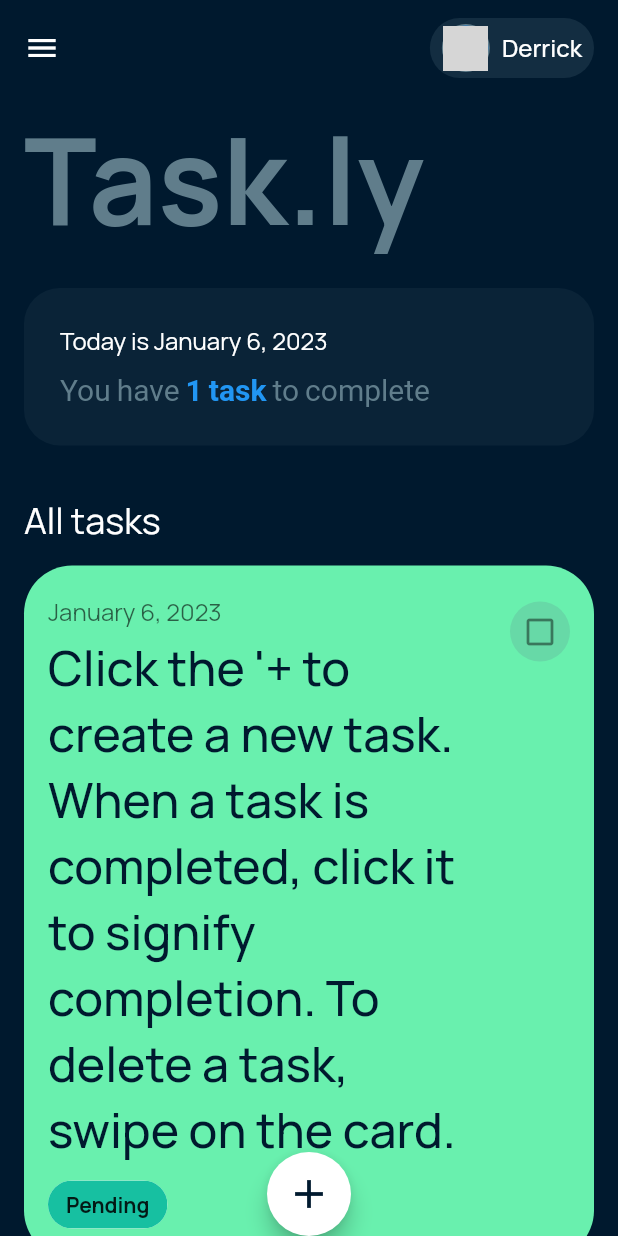
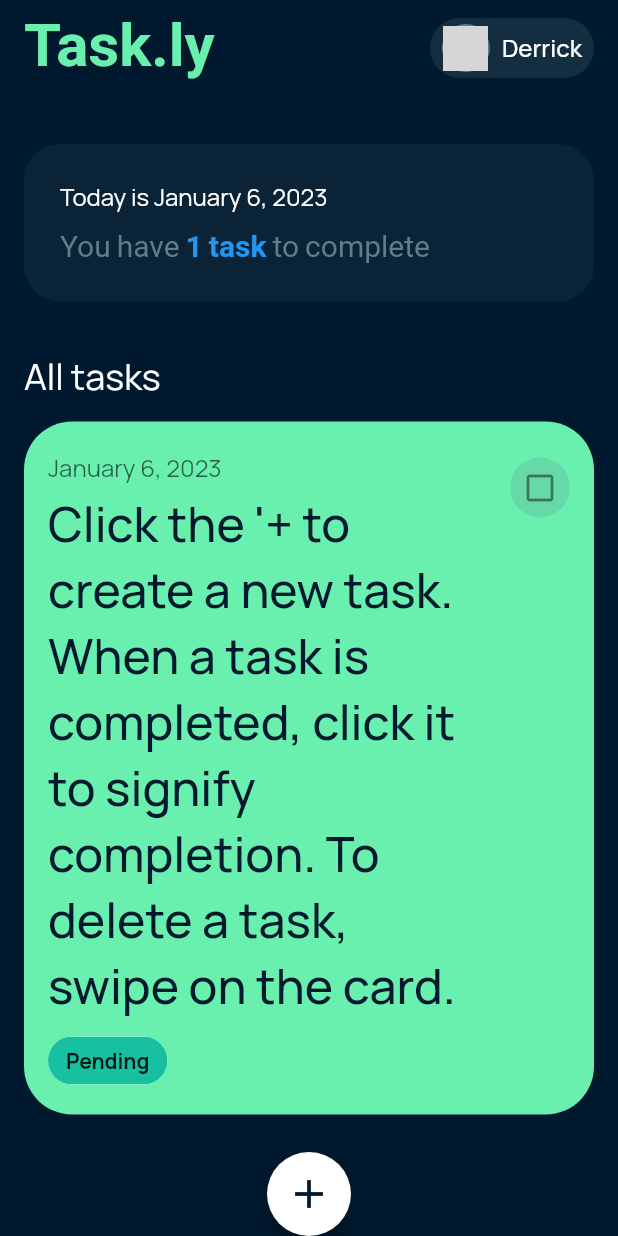
Before and after one commit to uxderrick/new_todo, a Flutter app: the screen it shows after launch, on a phone screen of 412 x 824 dp. Run offline on Flutter 3.47's test engine with Material 2 defaults, Android fonts, the phone set to English and light mode, and no system bars; our stand-ins replace flutter_riverpod, google_fonts; network calls fail; grey boxes are pictures that could not be loaded.

Commit message:
Changed the appbar title and God saved me o herh

```diff
--- a/lib/home.dart
+++ b/lib/home.dart
@@ -1,4 +1,5 @@
 import 'package:flutter/material.dart';
+import 'package:google_fonts/google_fonts.dart';
 import 'package:new_todo/newnote.dart';
 import 'package:intl/intl.dart';
 import 'list_card.dart';
@@ -22,7 +23,16 @@ class _HomeState extends State<Home> {
           title: Row(
             mainAxisAlignment: MainAxisAlignment.spaceBetween,
             children: [
-              const Icon(Icons.menu),
+              Text(
+                'Task.ly',
+                style: GoogleFonts.eastSeaDokdo(
+                    textStyle: const TextStyle(
+                        color: Colors.greenAccent,
+                        fontSize: 40,
+                        height: 1,
+                        fontWeight: FontWeight.bold)),
+              ),
+              const Spacer(),
               Container(
                 padding: const EdgeInsets.symmetric(horizontal: 8, vertical: 4),
                 decoration: BoxDecoration(
@@ -64,15 +74,7 @@ class _HomeState extends State<Home> {
               crossAxisAlignment: CrossAxisAlignment.start,
               children: [
                 const SizedBox(
-                  height: 24,
-                ),
-                const Text(
-                  'Task.ly',
-                  style: TextStyle(
-                      color: Colors.blueGrey,
-                      fontSize: 80,
-                      height: 1,
-                      fontWeight: FontWeight.bold),
+                  height: 8,
                 ),
                 const SizedBox(
                   height: 24,
```
